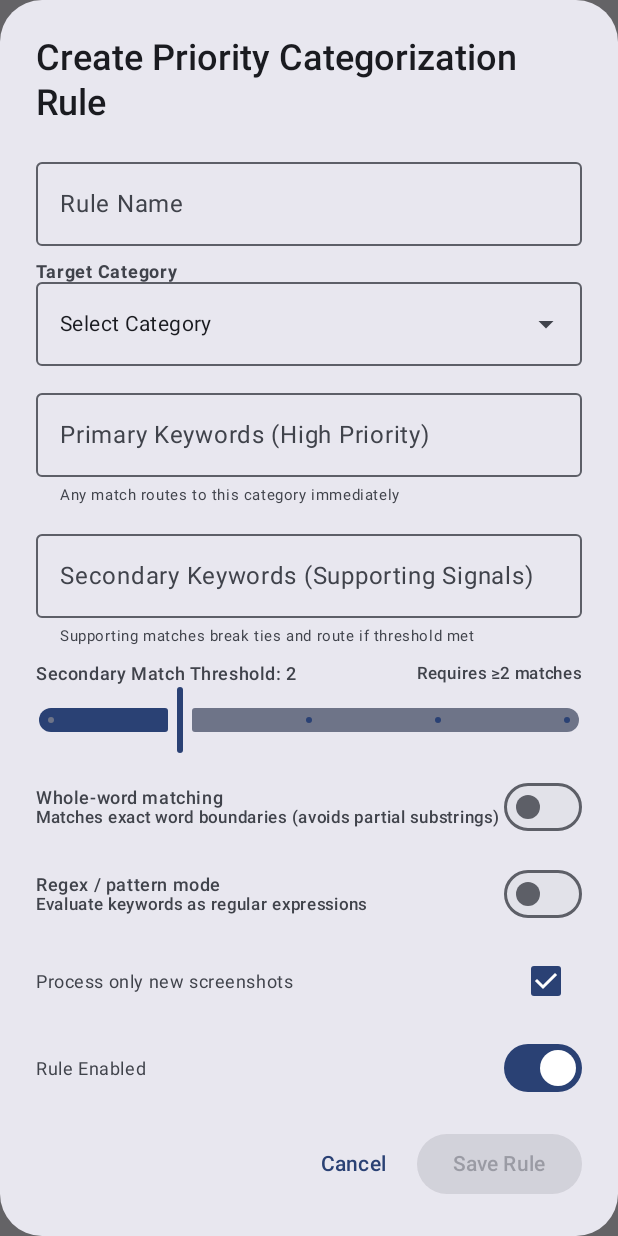
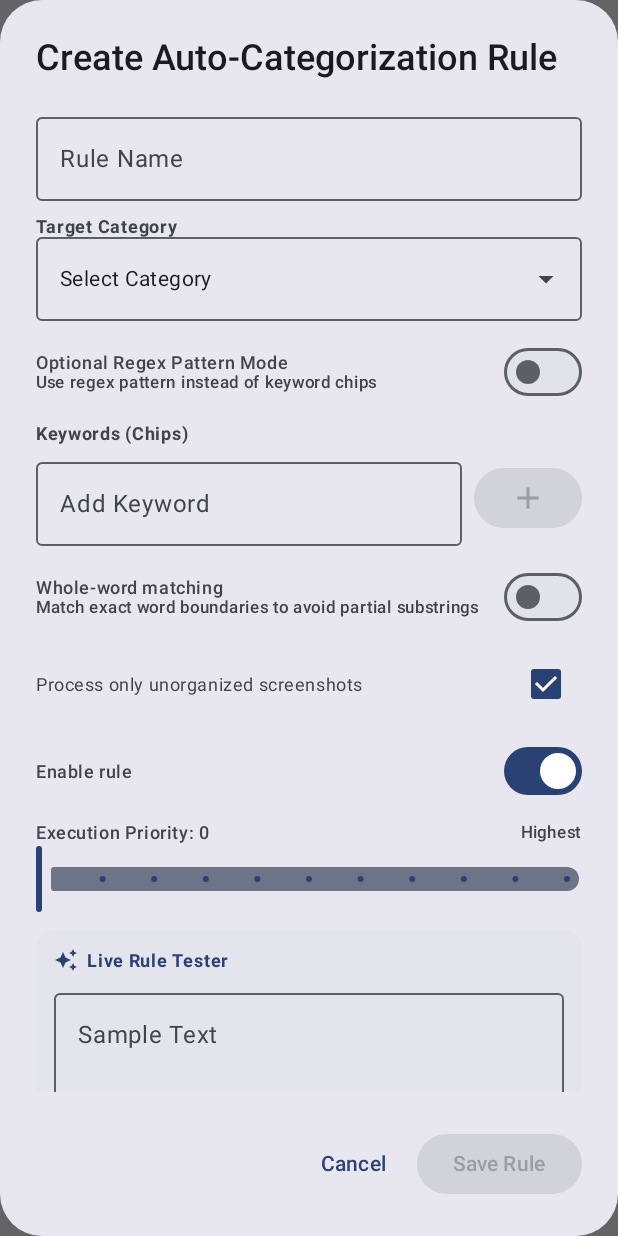
Before and after one commit to OpenSparrow/ScreenArc, an Android app built with Jetpack Compose: the composable RuleEditorDialog called with empty values, after a tap on "Cancel", on a phone screen of 412 x 824 dp. Run offline under Robolectric (Android 15) with nearby library versions, the phone set to English and light mode, and no system bars.

Commit message:
refactor: simplify auto-categorization rules to keywords and optional regex

```diff
--- a/app/src/main/java/com/screenarc/app/ui/screens/settings/RuleEditorDialog.kt
+++ b/app/src/main/java/com/screenarc/app/ui/screens/settings/RuleEditorDialog.kt
@@ -6,6 +6,7 @@ import androidx.compose.foundation.layout.Arrangement
 import androidx.compose.foundation.layout.Box
 import androidx.compose.foundation.layout.Column
 import androidx.compose.foundation.layout.ExperimentalLayoutApi
+import androidx.compose.foundation.layout.FlowRow
 import androidx.compose.foundation.layout.Row
 import androidx.compose.foundation.layout.Spacer
 import androidx.compose.foundation.layout.fillMaxWidth
@@ -17,7 +18,9 @@ import androidx.compose.foundation.lazy.LazyColumn
 import androidx.compose.foundation.shape.CircleShape
 import androidx.compose.foundation.shape.RoundedCornerShape
 import androidx.compose.material.icons.Icons
+import androidx.compose.material.icons.filled.Add
 import androidx.compose.material.icons.filled.AutoAwesome
+import androidx.compose.material.icons.filled.Close
 import androidx.compose.material3.AlertDialog
 import androidx.compose.material3.Button
 import androidx.compose.material3.Checkbox
@@ -26,6 +29,8 @@ import androidx.compose.material3.ExperimentalMaterial3Api
 import androidx.compose.material3.ExposedDropdownMenuBox
 import androidx.compose.material3.ExposedDropdownMenuDefaults
 import androidx.compose.material3.Icon
+import androidx.compose.material3.IconButton
+import androidx.compose.material3.InputChip
 import androidx.compose.material3.MaterialTheme
 import androidx.compose.material3.MenuAnchorType
 import androidx.compose.material3.OutlinedTextField
@@ -36,6 +41,7 @@ import androidx.compose.material3.Text
 import androidx.compose.material3.TextButton
 import androidx.compose.runtime.Composable
 import androidx.compose.runtime.getValue
+import androidx.compose.runtime.mutableStateListOf
 import androidx.compose.runtime.mutableStateOf
 import androidx.compose.runtime.remember
 import androidx.compose.runtime.setValue
@@ -58,15 +64,32 @@ fun RuleEditorDialog(
     onSave: (AutoCategorizationRule) -> Unit
 ) {
     var name by remember { mutableStateOf(initialRule?.name ?: "") }
-    var primaryKeywordsString by remember { mutableStateOf(initialRule?.primaryKeywords?.joinToString(", ") ?: "") }
-    var secondaryKeywordsString by remember { mutableStateOf(initialRule?.secondaryKeywords?.joinToString(", ") ?: "") }
+
+    // Combine legacy secondary keywords into keywords chips
+    val initialKeywords = remember(initialRule) {
+        val list = mutableListOf<String>()
+        if (initialRule != null) {
+            list.addAll(initialRule.primaryKeywords)
+            // Fold secondary keywords into keywords list if present
+            initialRule.secondaryKeywords.forEach { kw ->
+                if (!list.contains(kw)) list.add(kw)
+            }
+        }
+        list
+    }
+
+    val keywordsList = remember { mutableStateListOf<String>().apply { addAll(initialKeywords) } }
+    var keywordInputText by remember { mutableStateOf("") }
+    var optionalRegexPattern by remember {
+        mutableStateOf(if (initialRule?.isRegexEnabled == true) initialRule.primaryKeywords.firstOrNull() ?: "" else "")
+    }
+    var isRegexMode by remember { mutableStateOf(initialRule?.isRegexEnabled ?: false) }
+
     var selectedCategoryId by remember {
         mutableStateOf(initialRule?.targetCategoryId ?: categories.firstOrNull()?.id ?: 1L)
     }
     var priority by remember { mutableStateOf(initialRule?.priority ?: 0) }
-    var secondaryThreshold by remember { mutableStateOf(initialRule?.secondaryThreshold ?: 2) }
     var matchWholeWord by remember { mutableStateOf(initialRule?.matchWholeWord ?: false) }
-    var isRegexEnabled by remember { mutableStateOf(initialRule?.isRegexEnabled ?: false) }
     var onlyNewScreenshots by remember { mutableStateOf(initialRule?.onlyNewScreenshots ?: true) }
     var isEnabled by remember { mutableStateOf(initialRule?.isEnabled ?: true) }
     var categoryDropdownExpanded by remember { mutableStateOf(false) }
@@ -78,24 +101,26 @@ fun RuleEditorDialog(
 
     // Transient rule instance for live testing
     val currentPreviewRule = remember(
-        name, primaryKeywordsString, secondaryKeywordsString, selectedCategoryId,
-        priority, secondaryThreshold, matchWholeWord, isRegexEnabled, onlyNewScreenshots, isEnabled
+        name, keywordsList.toList(), optionalRegexPattern, isRegexMode, selectedCategoryId,
+        priority, matchWholeWord, onlyNewScreenshots, isEnabled
     ) {
-        val pList = primaryKeywordsString.split(",").map { it.trim() }.filter { it.isNotBlank() }
-        val sList = secondaryKeywordsString.split(",").map { it.trim() }.filter { it.isNotBlank() }
+        val finalKeywords = if (isRegexMode && optionalRegexPattern.isNotBlank()) {
+            listOf(optionalRegexPattern.trim())
+        } else {
+            keywordsList.toList()
+        }
         AutoCategorizationRule(
             id = initialRule?.id ?: "preview",
             name = name,
-            primaryKeywords = pList,
-            secondaryKeywords = sList,
+            primaryKeywords = finalKeywords,
+            secondaryKeywords = emptyList(),
             targetCategoryId = selectedCategory?.id ?: 1L,
             targetCategoryName = selectedCategory?.name ?: "Category",
             priority = priority,
             isEnabled = isEnabled,
             onlyNewScreenshots = onlyNewScreenshots,
             matchWholeWord = matchWholeWord,
-            isRegexEnabled = isRegexEnabled,
-            secondaryThreshold = secondaryThreshold
+            isRegexEnabled = isRegexMode
         )
     }
 
@@ -110,7 +135,7 @@ fun RuleEditorDialog(
     AlertDialog(
         onDismissRequest = onDismiss,
         title = {
-            Text(if (initialRule == null) "Create Priority Categorization Rule" else "Edit Categorization Rule")
+            Text(if (initialRule == null) "Create Auto-Categorization Rule" else "Edit Auto-Categorization Rule")
         },
         text = {
             LazyColumn(
@@ -122,7 +147,7 @@ fun RuleEditorDialog(
                         value = name,
                         onValueChange = { name = it },
                         label = { Text("Rule Name") },
-                        placeholder = { Text("e.g. Movie & Cinema, Tech Repos") },
+                        placeholder = { Text("e.g. Movies & TV, Tech Repos") },
                         singleLine = true,
                         modifier = Modifier.fillMaxWidth()
                     )
@@ -174,49 +199,99 @@ fun RuleEditorDialog(
                     }
                 }
 
-                // Primary Keywords (High Priority)
+                // Regex mode toggle
+                item {
+                    Row(
+                        verticalAlignment = Alignment.CenterVertically,
+                        horizontalArrangement = Arrangement.SpaceBetween,
+                        modifier = Modifier.fillMaxWidth()
+                    ) {
+                        Column(modifier = Modifier.weight(1f)) {
+                            Text("Optional Regex Pattern Mode", style = MaterialTheme.typography.bodySmall.copy(fontWeight = FontWeight.SemiBold))
+                            Text("Use regex pattern instead of keyword chips", style = MaterialTheme.typography.labelSmall, color = MaterialTheme.colorScheme.onSurfaceVariant)
+                        }
+                        Switch(checked = isRegexMode, onCheckedChange = { isRegexMode = it })
+                    }
+                }
+
+                if (isRegexMode) {
                     item {
                         OutlinedTextField(
-                        value = primaryKeywordsString,
-                        onValueChange = { primaryKeywordsString = it },
-                        label = { Text("Primary Keywords (High Priority)") },
-                        placeholder = { Text("e.g. movie, netflix, cinema, imdb") },
-                        supportingText = { Text("Any match routes to this category immediately", fontSize = 10.sp) },
-                        modifier = Modifier.fillMaxWidth()
+                            value = optionalRegexPattern,
+                            onValueChange = { optionalRegexPattern = it },
+                            label = { Text("Regex Pattern") },
+                            placeholder = { Text("e.g. (invoice|receipt) #[0-9]+") },
+                            singleLine = true,
+                            modifier = Modifier.fillMaxWidth(),
+                            supportingText = { Text("Evaluates matches against OCR text using standard regex", fontSize = 10.sp) }
                         )
                     }
+                } else {
+                    // Keywords Chips input
+                    item {
+                        Column {
+                            Text(
+                                text = "Keywords (Chips)",
+                                style = MaterialTheme.typography.labelMedium.copy(fontWeight = FontWeight.Bold)
+                            )
+                            Spacer(modifier = Modifier.height(4.dp))
 
-                // Secondary Keywords (Supporting signals)
-                item {
+                            Row(
+                                modifier = Modifier.fillMaxWidth(),
+                                verticalAlignment = Alignment.CenterVertically
+                            ) {
                                 OutlinedTextField(
-                        value = secondaryKeywordsString,
-                        onValueChange = { secondaryKeywordsString = it },
-                        label = { Text("Secondary Keywords (Supporting Signals)") },
-                        placeholder = { Text("e.g. trailer, director, cast, streaming") },
-                        supportingText = { Text("Supporting matches break ties and route if threshold met", fontSize = 10.sp) },
-                        modifier = Modifier.fillMaxWidth()
+                                    value = keywordInputText,
+                                    onValueChange = { keywordInputText = it },
+                                    label = { Text("Add Keyword") },
+                                    placeholder = { Text("e.g. netflix, invoice") },
+                                    singleLine = true,
+                                    modifier = Modifier.weight(1f)
+                                )
+                                Spacer(modifier = Modifier.width(8.dp))
+                                Button(
+                                    onClick = {
+                                        val kw = keywordInputText.trim()
+                                        if (kw.isNotBlank() && !keywordsList.contains(kw)) {
+                                            keywordsList.add(kw)
+                                            keywordInputText = ""
+                                        }
+                                    },
+                                    enabled = keywordInputText.isNotBlank()
+                                ) {
+                                    Icon(Icons.Default.Add, contentDescription = "Add Keyword")
+                                }
+                            }
+
+                            if (keywordsList.isNotEmpty()) {
+                                Spacer(modifier = Modifier.height(8.dp))
+                                FlowRow(
+                                    modifier = Modifier.fillMaxWidth(),
+                                    horizontalArrangement = Arrangement.spacedBy(6.dp),
+                                    verticalArrangement = Arrangement.spacedBy(4.dp)
+                                ) {
+                                    keywordsList.forEach { kw ->
+                                        InputChip(
+                                            selected = true,
+                                            onClick = { keywordsList.remove(kw) },
+                                            label = { Text(kw) },
+                                            trailingIcon = {
+                                                Icon(
+                                                    Icons.Default.Close,
+                                                    contentDescription = "Remove $kw",
+                                                    modifier = Modifier.size(16.dp)
                                                 )
                                             }
-
-                // Secondary Threshold Slider
-                item {
-                    Row(
-                        modifier = Modifier.fillMaxWidth(),
-                        horizontalArrangement = Arrangement.SpaceBetween,
-                        verticalAlignment = Alignment.CenterVertically
-                    ) {
-                        Text("Secondary Match Threshold: $secondaryThreshold", style = MaterialTheme.typography.bodySmall.copy(fontWeight = FontWeight.SemiBold))
-                        Text("Requires ≥$secondaryThreshold matches", style = MaterialTheme.typography.labelSmall, color = MaterialTheme.colorScheme.onSurfaceVariant)
-                    }
-                    Slider(
-                        value = secondaryThreshold.toFloat(),
-                        onValueChange = { secondaryThreshold = it.toInt() },
-                        valueRange = 1f..5f,
-                        steps = 3
                                         )
                                     }
+                                }
+                            }
+                        }
+                    }
+                }
 
-                // Options switches
+                // Whole-word matching switch
+                if (!isRegexMode) {
                     item {
                         Row(
                             verticalAlignment = Alignment.CenterVertically,
@@ -225,9 +300,10 @@ fun RuleEditorDialog(
                         ) {
                             Column(modifier = Modifier.weight(1f)) {
                                 Text("Whole-word matching", style = MaterialTheme.typography.bodySmall.copy(fontWeight = FontWeight.SemiBold))
-                            Text("Matches exact word boundaries (avoids partial substrings)", style = MaterialTheme.typography.labelSmall, color = MaterialTheme.colorScheme.onSurfaceVariant)
+                                Text("Match exact word boundaries to avoid partial substrings", style = MaterialTheme.typography.labelSmall, color = MaterialTheme.colorScheme.onSurfaceVariant)
                             }
                             Switch(checked = matchWholeWord, onCheckedChange = { matchWholeWord = it })
+                        }
                     }
                 }
 
@@ -237,21 +313,7 @@ fun RuleEditorDialog(
                         horizontalArrangement = Arrangement.SpaceBetween,
                         modifier = Modifier.fillMaxWidth()
                     ) {
-                        Column(modifier = Modifier.weight(1f)) {
-                            Text("Regex / pattern mode", style = MaterialTheme.typography.bodySmall.copy(fontWeight = FontWeight.SemiBold))
-                            Text("Evaluate keywords as regular expressions", style = MaterialTheme.typography.labelSmall, color = MaterialTheme.colorScheme.onSurfaceVariant)
-                        }
-                        Switch(checked = isRegexEnabled, onCheckedChange = { isRegexEnabled = it })
-                    }
-                }
-
-                item {
-                    Row(
-                        verticalAlignment = Alignment.CenterVertically,
-                        horizontalArrangement = Arrangement.SpaceBetween,
-                        modifier = Modifier.fillMaxWidth()
-                    ) {
-                        Text("Process only new screenshots", style = MaterialTheme.typography.bodySmall)
+                        Text("Process only unorganized screenshots", style = MaterialTheme.typography.bodySmall)
                         Checkbox(checked = onlyNewScreenshots, onCheckedChange = { onlyNewScreenshots = it })
                     }
                 }
@@ -262,63 +324,73 @@ fun RuleEditorDialog(
                         horizontalArrangement = Arrangement.SpaceBetween,
                         modifier = Modifier.fillMaxWidth()
                     ) {
-                        Text("Rule Enabled", style = MaterialTheme.typography.bodySmall)
+                        Text("Enable rule", style = MaterialTheme.typography.bodySmall.copy(fontWeight = FontWeight.SemiBold))
                         Switch(checked = isEnabled, onCheckedChange = { isEnabled = it })
                     }
                 }
 
-                // Interactive "Test this rule" Sandbox Box
+                // Priority Slider
+                item {
+                    Row(
+                        modifier = Modifier.fillMaxWidth(),
+                        horizontalArrangement = Arrangement.SpaceBetween,
+                        verticalAlignment = Alignment.CenterVertically
+                    ) {
+                        Text("Execution Priority: $priority", style = MaterialTheme.typography.bodySmall.copy(fontWeight = FontWeight.SemiBold))
+                        Text(if (priority == 0) "Highest" else "Lower", style = MaterialTheme.typography.labelSmall, color = MaterialTheme.colorScheme.onSurfaceVariant)
+                    }
+                    Slider(
+                        value = priority.toFloat(),
+                        onValueChange = { priority = it.toInt() },
+                        valueRange = 0f..10f,
+                        steps = 9
+                    )
+                }
+
+                // Live Simulator / Tester
                 item {
                     Surface(
-                        shape = RoundedCornerShape(16.dp),
-                        color = MaterialTheme.colorScheme.surfaceContainerHigh,
-                        border = BorderStroke(1.dp, MaterialTheme.colorScheme.primary.copy(alpha = 0.35f)),
-                        modifier = Modifier.fillMaxWidth().padding(top = 8.dp)
+                        shape = RoundedCornerShape(12.dp),
+                        color = MaterialTheme.colorScheme.surfaceVariant.copy(alpha = 0.5f),
+                        modifier = Modifier.fillMaxWidth()
                     ) {
                         Column(modifier = Modifier.padding(12.dp)) {
                             Row(verticalAlignment = Alignment.CenterVertically) {
                                 Icon(Icons.Default.AutoAwesome, contentDescription = null, tint = MaterialTheme.colorScheme.primary, modifier = Modifier.size(16.dp))
                                 Spacer(modifier = Modifier.width(6.dp))
                                 Text(
-                                    text = "Test this rule (Live Sandbox)",
-                                    style = MaterialTheme.typography.titleSmall.copy(fontWeight = FontWeight.Bold),
+                                    text = "Live Rule Tester",
+                                    style = MaterialTheme.typography.labelMedium.copy(fontWeight = FontWeight.Bold),
                                     color = MaterialTheme.colorScheme.primary
                                 )
                             }
-                            Spacer(modifier = Modifier.height(4.dp))
-                            Text(
-                                text = "Type or paste sample OCR text to see if and why this rule matches.",
-                                style = MaterialTheme.typography.bodySmall.copy(fontSize = 11.sp),
-                                color = MaterialTheme.colorScheme.onSurfaceVariant
-                            )
-
-                            Spacer(modifier = Modifier.height(8.dp))
+                            Spacer(modifier = Modifier.height(6.dp))
 
                             OutlinedTextField(
                                 value = sampleTestText,
                                 onValueChange = { sampleTestText = it },
-                                placeholder = { Text("Paste sample text here, e.g., 'Watch Inception on Netflix tonight'...", fontSize = 11.sp) },
-                                modifier = Modifier.fillMaxWidth().height(80.dp),
+                                label = { Text("Sample Text") },
+                                placeholder = { Text("Paste sample OCR text here to test rule matching...") },
+                                modifier = Modifier
+                                    .fillMaxWidth()
+                                    .height(90.dp),
                                 textStyle = MaterialTheme.typography.bodySmall
                             )
 
                             if (testEvaluation != null) {
                                 Spacer(modifier = Modifier.height(8.dp))
-
                                 Surface(
-                                    shape = RoundedCornerShape(10.dp),
-                                    color = if (testEvaluation.isAssigned) Color(0x224CAF50) else Color(0x22E53935),
-                                    border = BorderStroke(1.dp, if (testEvaluation.isAssigned) Color(0xFF4CAF50) else Color(0xFFE53935)),
+                                    shape = RoundedCornerShape(8.dp),
+                                    color = if (testEvaluation.isAssigned) Color(0xFFE8F5E9) else Color(0xFFFFEBEE),
+                                    border = BorderStroke(1.dp, if (testEvaluation.isAssigned) Color(0xFF4CAF50) else Color(0xFFEF5350)),
                                     modifier = Modifier.fillMaxWidth()
                                 ) {
-                                    Column(modifier = Modifier.padding(10.dp)) {
-                                        Row(verticalAlignment = Alignment.CenterVertically) {
+                                    Column(modifier = Modifier.padding(8.dp)) {
                                         Text(
                                             text = if (testEvaluation.isAssigned) "✔ MATCH -> Assigned to ${selectedCategory?.name}" else "✖ NO MATCH",
                                             style = MaterialTheme.typography.labelMedium.copy(fontWeight = FontWeight.Bold),
                                             color = if (testEvaluation.isAssigned) Color(0xFF2E7D32) else Color(0xFFC62828)
                                         )
-                                        }
 
                                         Spacer(modifier = Modifier.height(4.dp))
 
@@ -327,24 +399,6 @@ fun RuleEditorDialog(
                                             style = MaterialTheme.typography.bodySmall.copy(fontSize = 11.sp),
                                             color = MaterialTheme.colorScheme.onSurface
                                         )
-
-                                        if (testEvaluation.matchedPrimaryKeywords.isNotEmpty()) {
-                                            Spacer(modifier = Modifier.height(4.dp))
-                                            Text(
-                                                text = "Matched Primaries: ${testEvaluation.matchedPrimaryKeywords.joinToString(", ")}",
-                                                style = MaterialTheme.typography.labelSmall.copy(fontWeight = FontWeight.Bold),
-                                                color = MaterialTheme.colorScheme.primary
-                                            )
-                                        }
-
-                                        if (testEvaluation.matchedSecondaryKeywords.isNotEmpty()) {
-                                            Spacer(modifier = Modifier.height(2.dp))
-                                            Text(
-                                                text = "Matched Secondaries: ${testEvaluation.matchedSecondaryKeywords.joinToString(", ")}",
-                                                style = MaterialTheme.typography.labelSmall.copy(fontWeight = FontWeight.Bold),
-                                                color = MaterialTheme.colorScheme.secondary
-                                            )
-                                        }
                                     }
                                 }
                             }
@@ -354,30 +408,38 @@ fun RuleEditorDialog(
             }
         },
         confirmButton = {
+            val hasValidContent = if (isRegexMode) {
+                optionalRegexPattern.isNotBlank()
+            } else {
+                keywordsList.isNotEmpty()
+            }
+
             Button(
                 onClick = {
-                    val pList = primaryKeywordsString.split(",").map { it.trim() }.filter { it.isNotBlank() }
-                    val sList = secondaryKeywordsString.split(",").map { it.trim() }.filter { it.isNotBlank() }
+                    val finalKeywords = if (isRegexMode && optionalRegexPattern.isNotBlank()) {
+                        listOf(optionalRegexPattern.trim())
+                    } else {
+                        keywordsList.toList()
+                    }
 
                     val finalRule = AutoCategorizationRule(
                         id = initialRule?.id ?: java.util.UUID.randomUUID().toString(),
                         name = if (name.isBlank()) "Categorization Rule" else name.trim(),
-                        primaryKeywords = pList,
-                        secondaryKeywords = sList,
+                        primaryKeywords = finalKeywords,
+                        secondaryKeywords = emptyList(),
                         targetCategoryId = selectedCategory?.id ?: 1L,
                         targetCategoryName = selectedCategory?.name ?: "Tech",
                         priority = priority,
                         isEnabled = isEnabled,
                         onlyNewScreenshots = onlyNewScreenshots,
                         matchWholeWord = matchWholeWord,
-                        isRegexEnabled = isRegexEnabled,
-                        secondaryThreshold = secondaryThreshold,
+                        isRegexEnabled = isRegexMode,
                         matchCount = initialRule?.matchCount ?: 0,
                         lastRunTimestamp = initialRule?.lastRunTimestamp
                     )
                     onSave(finalRule)
                 },
-                enabled = name.isNotBlank() && (primaryKeywordsString.isNotBlank() || secondaryKeywordsString.isNotBlank())
+                enabled = name.isNotBlank() && hasValidContent
             ) {
                 Text("Save Rule")
             }
```
Also changed, not shown: app/src/main/java/com/screenarc/app/ui/screens/settings/RuleItemCard.kt (+6 -35 lines). Lines whose indentation alone changed are shown as unchanged.
